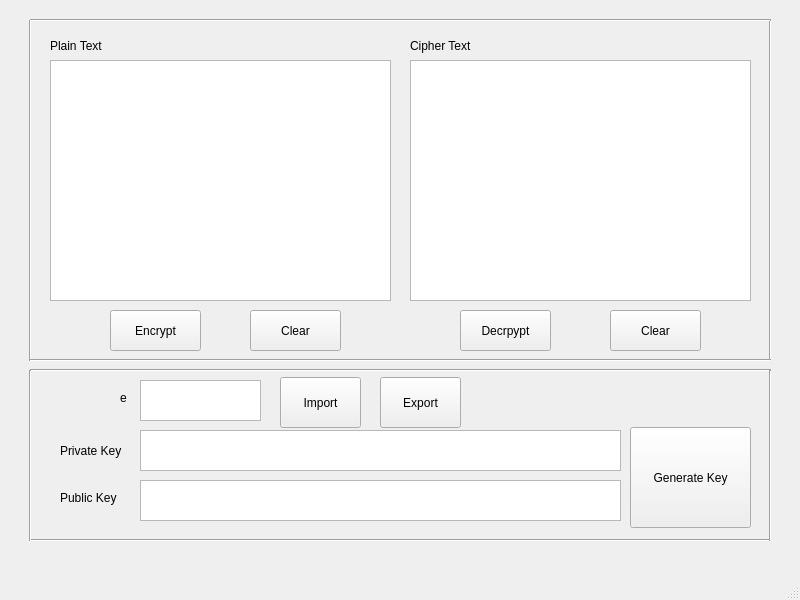
The window that RSA_GUI.ui (lasion07/RSA) describes before a commit, drawn with Qt 5.
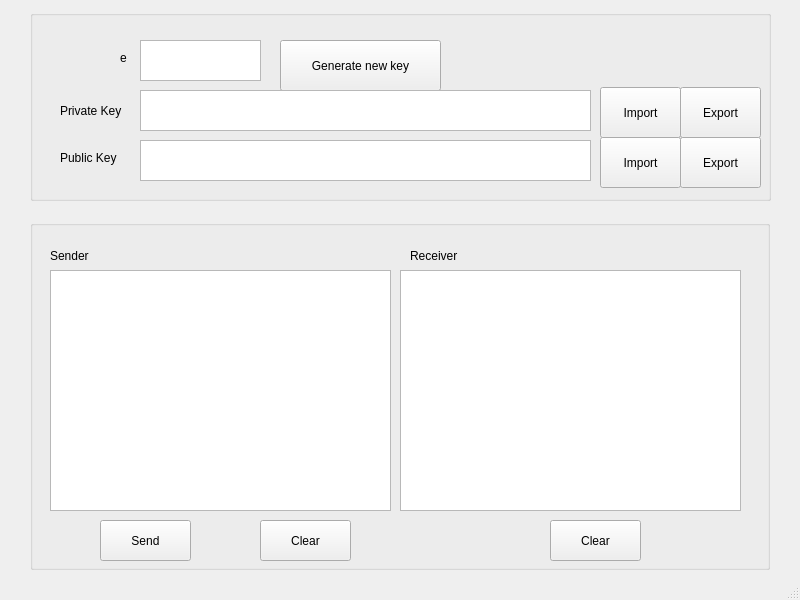
The same window after the commit.

```diff
--- a/RSA_GUI.ui
+++ b/RSA_GUI.ui
@@ -20,316 +20,253 @@
    <string>MainWindow</string>
   </property>
   <widget class="QWidget" name="centralwidget">
-   <widget class="QPushButton" name="Generate_key_button">
-    <property name="geometry">
-     <rect>
-      <x>630</x>
-      <y>427</y>
-      <width>121</width>
-      <height>101</height>
-     </rect>
-    </property>
-    <property name="text">
-     <string>Generate Key</string>
-    </property>
-   </widget>
-   <widget class="QLabel" name="Private_key_label">
-    <property name="geometry">
-     <rect>
-      <x>60</x>
-      <y>440</y>
-      <width>71</width>
-      <height>21</height>
-     </rect>
-    </property>
-    <property name="text">
-     <string>Private Key</string>
-    </property>
-   </widget>
-   <widget class="QTextBrowser" name="Private_key_output">
-    <property name="geometry">
-     <rect>
-      <x>140</x>
-      <y>430</y>
-      <width>481</width>
-      <height>41</height>
-     </rect>
-    </property>
-   </widget>
-   <widget class="QLabel" name="Public_key_label">
-    <property name="geometry">
-     <rect>
-      <x>60</x>
-      <y>490</y>
-      <width>71</width>
-      <height>16</height>
-     </rect>
-    </property>
-    <property name="text">
-     <string>Public Key</string>
-    </property>
-   </widget>
-   <widget class="QTextBrowser" name="Pubilic_key_output">
-    <property name="geometry">
-     <rect>
-      <x>140</x>
-      <y>480</y>
-      <width>481</width>
-      <height>41</height>
-     </rect>
-    </property>
-   </widget>
-   <widget class="QLabel" name="Cipher_text_label">
-    <property name="geometry">
-     <rect>
-      <x>410</x>
-      <y>30</y>
-      <width>81</width>
-      <height>31</height>
-     </rect>
-    </property>
-    <property name="text">
-     <string>Cipher Text</string>
-    </property>
-   </widget>
-   <widget class="QLabel" name="Plain_text_label">
-    <property name="geometry">
-     <rect>
-      <x>50</x>
-      <y>30</y>
-      <width>81</width>
-      <height>31</height>
-     </rect>
-    </property>
-    <property name="text">
-     <string>Plain Text</string>
-    </property>
-   </widget>
-   <widget class="QPushButton" name="Encrypt_button">
-    <property name="geometry">
-     <rect>
-      <x>110</x>
-      <y>310</y>
-      <width>91</width>
-      <height>41</height>
-     </rect>
-    </property>
-    <property name="text">
-     <string>Encrypt</string>
-    </property>
-   </widget>
-   <widget class="QPushButton" name="Decrypt_button">
-    <property name="geometry">
-     <rect>
-      <x>460</x>
-      <y>310</y>
-      <width>91</width>
-      <height>41</height>
-     </rect>
-    </property>
-    <property name="text">
-     <string>Decrpypt</string>
-    </property>
-   </widget>
-   <widget class="QLabel" name="e_label">
-    <property name="geometry">
-     <rect>
-      <x>120</x>
-      <y>390</y>
-      <width>60</width>
-      <height>16</height>
-     </rect>
-    </property>
-    <property name="text">
-     <string>e </string>
-    </property>
-   </widget>
-   <widget class="QTextEdit" name="e_input">
-    <property name="geometry">
-     <rect>
-      <x>140</x>
-      <y>380</y>
-      <width>121</width>
-      <height>41</height>
-     </rect>
-    </property>
-   </widget>
-   <widget class="Line" name="line">
+   <widget class="QGroupBox" name="groupBox">
     <property name="geometry">
      <rect>
       <x>30</x>
-      <y>360</y>
-      <width>741</width>
-      <height>20</height>
+      <y>220</y>
+      <width>740</width>
+      <height>350</height>
      </rect>
     </property>
-    <property name="orientation">
-     <enum>Qt::Horizontal</enum>
+    <property name="title">
+     <string/>
     </property>
+    <widget class="QTextEdit" name="Sender_text_input">
+     <property name="geometry">
+      <rect>
+       <x>20</x>
+       <y>50</y>
+       <width>341</width>
+       <height>241</height>
+      </rect>
+     </property>
+    </widget>
+    <widget class="QTextEdit" name="Receiver_input">
+     <property name="geometry">
+      <rect>
+       <x>370</x>
+       <y>50</y>
+       <width>341</width>
+       <height>241</height>
+      </rect>
+     </property>
+    </widget>
+    <widget class="QLabel" name="Receiver_label">
+     <property name="geometry">
+      <rect>
+       <x>380</x>
+       <y>20</y>
+       <width>81</width>
+       <height>31</height>
+      </rect>
+     </property>
+     <property name="text">
+      <string>Receiver</string>
+     </property>
+    </widget>
+    <widget class="QLabel" name="Sender_label">
+     <property name="geometry">
+      <rect>
+       <x>20</x>
+       <y>20</y>
+       <width>81</width>
+       <height>31</height>
+      </rect>
+     </property>
+     <property name="text">
+      <string>Sender</string>
+     </property>
+    </widget>
+    <widget class="QPushButton" name="Send_button">
+     <property name="geometry">
+      <rect>
+       <x>70</x>
+       <y>300</y>
+       <width>91</width>
+       <height>41</height>
+      </rect>
+     </property>
+     <property name="text">
+      <string>Send</string>
+     </property>
+    </widget>
+    <widget class="QPushButton" name="Clear_1_button">
+     <property name="geometry">
+      <rect>
+       <x>230</x>
+       <y>300</y>
+       <width>91</width>
+       <height>41</height>
+      </rect>
+     </property>
+     <property name="text">
+      <string>Clear</string>
+     </property>
+    </widget>
+    <widget class="QPushButton" name="Clear_2_button">
+     <property name="geometry">
+      <rect>
+       <x>520</x>
+       <y>300</y>
+       <width>91</width>
+       <height>41</height>
+      </rect>
+     </property>
+     <property name="text">
+      <string>Clear</string>
+     </property>
+    </widget>
    </widget>
-   <widget class="Line" name="line_2">
-    <property name="geometry">
-     <rect>
-      <x>20</x>
-      <y>20</y>
-      <width>20</width>
-      <height>341</height>
-     </rect>
-    </property>
-    <property name="orientation">
-     <enum>Qt::Vertical</enum>
-    </property>
-   </widget>
-   <widget class="Line" name="line_3">
-    <property name="geometry">
-     <rect>
-      <x>760</x>
-      <y>20</y>
-      <width>20</width>
-      <height>341</height>
-     </rect>
-    </property>
-    <property name="orientation">
-     <enum>Qt::Vertical</enum>
-    </property>
-   </widget>
-   <widget class="Line" name="line_4">
+   <widget class="QGroupBox" name="groupBox_2">
     <property name="geometry">
      <rect>
       <x>30</x>
       <y>10</y>
       <width>741</width>
-      <height>20</height>
+      <height>191</height>
      </rect>
     </property>
-    <property name="orientation">
-     <enum>Qt::Horizontal</enum>
+    <property name="title">
+     <string/>
     </property>
+    <widget class="QPushButton" name="Generate_key_button">
+     <property name="geometry">
+      <rect>
+       <x>250</x>
+       <y>30</y>
+       <width>161</width>
+       <height>51</height>
+      </rect>
+     </property>
+     <property name="text">
+      <string>Generate new key</string>
+     </property>
+    </widget>
+    <widget class="QTextEdit" name="Private_key_input">
+     <property name="geometry">
+      <rect>
+       <x>110</x>
+       <y>80</y>
+       <width>451</width>
+       <height>41</height>
+      </rect>
+     </property>
+    </widget>
+    <widget class="QTextEdit" name="Public_key_input">
+     <property name="geometry">
+      <rect>
+       <x>110</x>
+       <y>130</y>
+       <width>451</width>
+       <height>41</height>
+      </rect>
+     </property>
+    </widget>
+    <widget class="QLabel" name="e_label">
+     <property name="geometry">
+      <rect>
+       <x>90</x>
+       <y>40</y>
+       <width>60</width>
+       <height>16</height>
+      </rect>
+     </property>
+     <property name="text">
+      <string>e </string>
+     </property>
+    </widget>
+    <widget class="QTextEdit" name="e_input">
+     <property name="geometry">
+      <rect>
+       <x>110</x>
+       <y>30</y>
+       <width>121</width>
+       <height>41</height>
+      </rect>
+     </property>
+    </widget>
+    <widget class="QLabel" name="Private_key_label">
+     <property name="geometry">
+      <rect>
+       <x>30</x>
+       <y>90</y>
+       <width>71</width>
+       <height>21</height>
+      </rect>
+     </property>
+     <property name="text">
+      <string>Private Key</string>
+     </property>
+    </widget>
+    <widget class="QLabel" name="Public_key_label">
+     <property name="geometry">
+      <rect>
+       <x>30</x>
+       <y>140</y>
+       <width>71</width>
+       <height>16</height>
+      </rect>
+     </property>
+     <property name="text">
+      <string>Public Key</string>
+     </property>
+    </widget>
+    <widget class="QPushButton" name="Import_private_key_button">
+     <property name="geometry">
+      <rect>
+       <x>570</x>
+       <y>77</y>
+       <width>81</width>
+       <height>51</height>
+      </rect>
+     </property>
+     <property name="text">
+      <string>Import</string>
+     </property>
+    </widget>
+    <widget class="QPushButton" name="Import__public_key_button">
+     <property name="geometry">
+      <rect>
+       <x>570</x>
+       <y>127</y>
+       <width>81</width>
+       <height>51</height>
+      </rect>
+     </property>
+     <property name="text">
+      <string>Import</string>
+     </property>
+    </widget>
+    <widget class="QPushButton" name="Export_private_key_button">
+     <property name="geometry">
+      <rect>
+       <x>650</x>
+       <y>77</y>
+       <width>81</width>
+       <height>51</height>
+      </rect>
+     </property>
+     <property name="text">
+      <string>Export</string>
+     </property>
+    </widget>
+    <widget class="QPushButton" name="Export_public_key_button">
+     <property name="geometry">
+      <rect>
+       <x>650</x>
+       <y>127</y>
+       <width>81</width>
+       <height>51</height>
+      </rect>
+     </property>
+     <property name="text">
+      <string>Export</string>
+     </property>
+    </widget>
    </widget>
-   <widget class="Line" name="line_5">
-    <property name="geometry">
-     <rect>
-      <x>30</x>
-      <y>530</y>
-      <width>741</width>
-      <height>20</height>
-     </rect>
-    </property>
-    <property name="orientation">
-     <enum>Qt::Horizontal</enum>
-    </property>
-   </widget>
-   <widget class="Line" name="line_6">
-    <property name="geometry">
-     <rect>
-      <x>30</x>
-      <y>350</y>
-      <width>741</width>
-      <height>20</height>
-     </rect>
-    </property>
-    <property name="orientation">
-     <enum>Qt::Horizontal</enum>
-    </property>
-   </widget>
-   <widget class="Line" name="line_7">
-    <property name="geometry">
-     <rect>
-      <x>20</x>
-      <y>370</y>
-      <width>20</width>
-      <height>171</height>
-     </rect>
-    </property>
-    <property name="orientation">
-     <enum>Qt::Vertical</enum>
-    </property>
-   </widget>
-   <widget class="Line" name="line_8">
-    <property name="geometry">
-     <rect>
-      <x>760</x>
-      <y>370</y>
-      <width>20</width>
-      <height>171</height>
-     </rect>
-    </property>
-    <property name="orientation">
-     <enum>Qt::Vertical</enum>
-    </property>
-   </widget>
-   <widget class="QPushButton" name="Import_button">
-    <property name="geometry">
-     <rect>
-      <x>280</x>
-      <y>377</y>
-      <width>81</width>
-      <height>51</height>
-     </rect>
-    </property>
-    <property name="text">
-     <string>Import</string>
-    </property>
-   </widget>
-   <widget class="QPushButton" name="Export_button">
-    <property name="geometry">
-     <rect>
-      <x>380</x>
-      <y>377</y>
-      <width>81</width>
-      <height>51</height>
-     </rect>
-    </property>
-    <property name="text">
-     <string>Export</string>
-    </property>
-   </widget>
-   <widget class="QPushButton" name="Clear_1_button">
-    <property name="geometry">
-     <rect>
-      <x>250</x>
-      <y>310</y>
-      <width>91</width>
-      <height>41</height>
-     </rect>
-    </property>
-    <property name="text">
-     <string>Clear</string>
-    </property>
-   </widget>
-   <widget class="QPushButton" name="Clear_1_button_2">
-    <property name="geometry">
-     <rect>
-      <x>610</x>
-      <y>310</y>
-      <width>91</width>
-      <height>41</height>
-     </rect>
-    </property>
-    <property name="text">
-     <string>Clear</string>
-    </property>
-   </widget>
-   <widget class="QTextEdit" name="Cipher_text_input">
-    <property name="geometry">
-     <rect>
-      <x>410</x>
-      <y>60</y>
-      <width>341</width>
-      <height>241</height>
-     </rect>
-    </property>
-   </widget>
-   <widget class="QTextEdit" name="Plain_text_input">
-    <property name="geometry">
-     <rect>
-      <x>50</x>
-      <y>60</y>
-      <width>341</width>
-      <height>241</height>
-     </rect>
-    </property>
-   </widget>
+   <zorder>groupBox_2</zorder>
+   <zorder>groupBox</zorder>
   </widget>
   <widget class="QStatusBar" name="statusbar"/>
  </widget>
```
